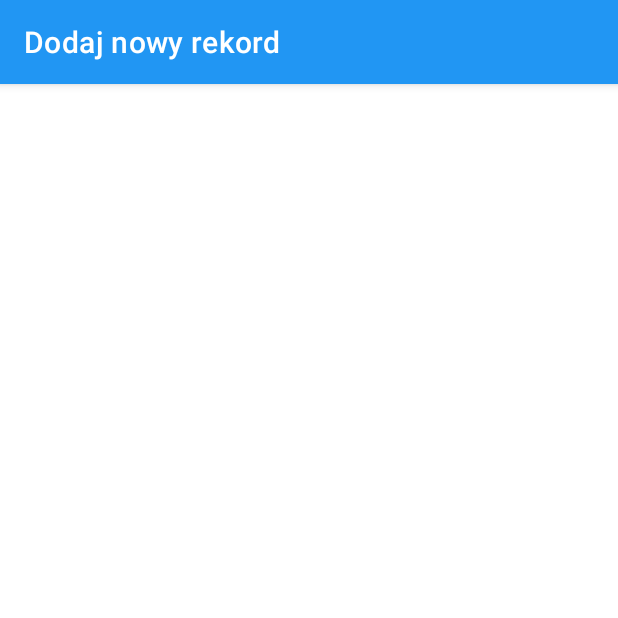
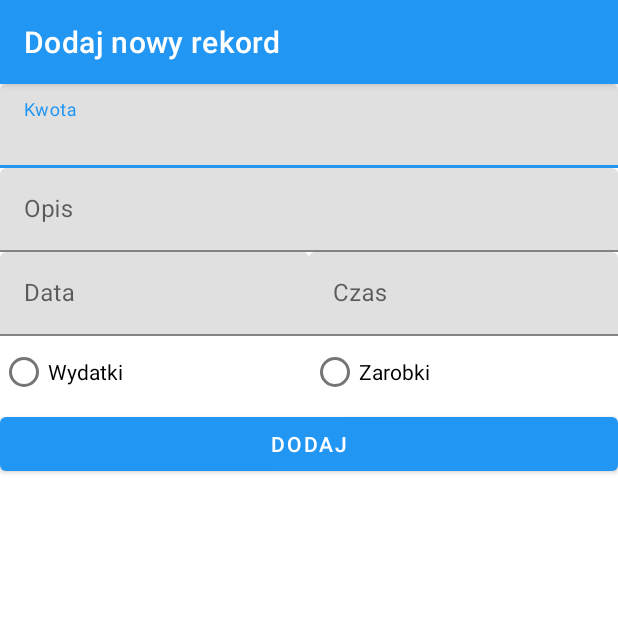
Before and after one commit to ecosse3/pam-2019-e6c1s1-mojpiniadz, an Android app: the AddRecordActivity screen opened directly, with no data from a screen before it, on a phone screen of 412 x 824 dp, the top half of it. Run offline under Robolectric (Android 15) with nearby library versions, the phone set to English and light mode, and no system bars.

Commit message:
Layout dodawania rekordu

```diff
--- a/app/src/main/res/layout/activity_add_record.xml
+++ b/app/src/main/res/layout/activity_add_record.xml
@@ -4,4 +4,95 @@
     xmlns:tools="http://schemas.android.com/tools"
     android:layout_width="match_parent"
     android:layout_height="match_parent"
-    tools:context=".AddRecordActivity"/>
+    android:orientation="vertical"
+    tools:context=".AddRecordActivity">
+
+    <com.google.android.material.textfield.TextInputLayout
+        android:layout_width="match_parent"
+        android:layout_height="wrap_content"
+        android:hint="@string/value">
+
+        <com.google.android.material.textfield.TextInputEditText
+            android:id="@+id/value"
+            android:layout_width="match_parent"
+            android:layout_height="wrap_content"
+            android:inputType="numberSigned|number" />
+
+    </com.google.android.material.textfield.TextInputLayout>
+
+    <com.google.android.material.textfield.TextInputLayout
+        android:layout_width="match_parent"
+        android:layout_height="wrap_content"
+        android:hint="@string/description">
+
+        <com.google.android.material.textfield.TextInputEditText
+            android:id="@+id/description"
+            android:layout_width="match_parent"
+            android:layout_height="wrap_content" />
+
+    </com.google.android.material.textfield.TextInputLayout>
+
+    <LinearLayout
+        android:layout_width="match_parent"
+        android:layout_height="wrap_content"
+        android:orientation="horizontal"
+        tools:context=".AddRecordActivity"
+        android:baselineAligned="false">
+
+        <com.google.android.material.textfield.TextInputLayout
+            android:layout_width="wrap_content"
+            android:layout_height="wrap_content"
+            android:hint="@string/date"
+            android:layout_weight="1.0">
+
+            <com.google.android.material.textfield.TextInputEditText
+                android:id="@+id/date"
+                android:layout_width="match_parent"
+                android:layout_height="wrap_content"
+                android:inputType="date" />
+
+        </com.google.android.material.textfield.TextInputLayout>
+
+        <com.google.android.material.textfield.TextInputLayout
+            android:layout_width="wrap_content"
+            android:layout_height="wrap_content"
+            android:hint="@string/time"
+            android:layout_weight="1.0">
+
+            <com.google.android.material.textfield.TextInputEditText
+                android:id="@+id/time"
+                android:layout_width="match_parent"
+                android:layout_height="wrap_content"
+                android:inputType="time" />
+
+        </com.google.android.material.textfield.TextInputLayout>
+    </LinearLayout>
+
+    <LinearLayout
+        android:layout_width="match_parent"
+        android:layout_height="wrap_content"
+        android:layout_gravity="center"
+        android:orientation="horizontal">
+
+        <RadioButton
+            android:layout_width="wrap_content"
+            android:layout_height="match_parent"
+            android:layout_weight="1.0"
+            android:duplicateParentState="false"
+            android:text="@string/expanses" />
+
+        <RadioButton
+            android:layout_width="wrap_content"
+            android:layout_height="match_parent"
+            android:layout_weight="1.0"
+            android:text="@string/incomes" />
+
+    </LinearLayout>
+
+    <Button
+        android:id="@+id/addRecordButton"
+        android:layout_width="match_parent"
+        android:layout_height="wrap_content"
+        android:text="@string/add" />
+
+</LinearLayout>
--- a/app/src/main/res/values/strings.xml
+++ b/app/src/main/res/values/strings.xml
@@ -11,6 +11,14 @@
     <string name="categories">Zarządzaj kategoriami </string>
     <string name="change_value">Zmień walutę</string>
     <string name="currency">Waluty</string>
+    <string name="incomes">Zarobki</string>
+    <string name="expanses">Wydatki</string>
+
+    <string name="value">Kwota</string>
+    <string name="description">Opis</string>
+    <string name="date">Data</string>
+    <string name="time">Czas</string>
+    <string name="add">Dodaj</string>
 
     <!-- TODO: Remove or change this placeholder text -->
     <string name="hello_blank_fragment">Hello blank fragment</string>
```
